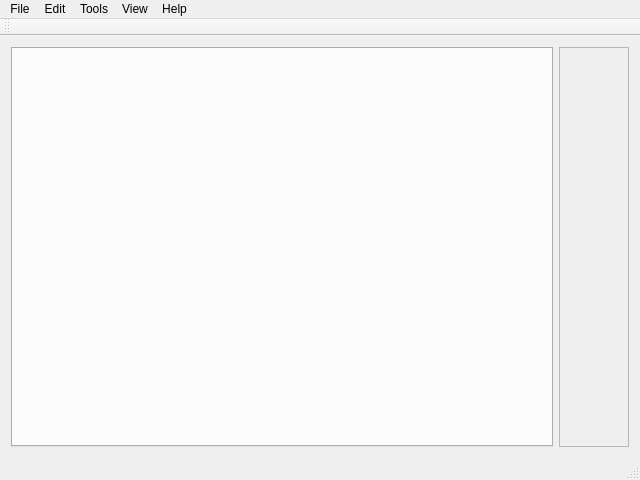
skatrak/Flat-Mesher, file forms/MainWindow.ui: the form before one commit.
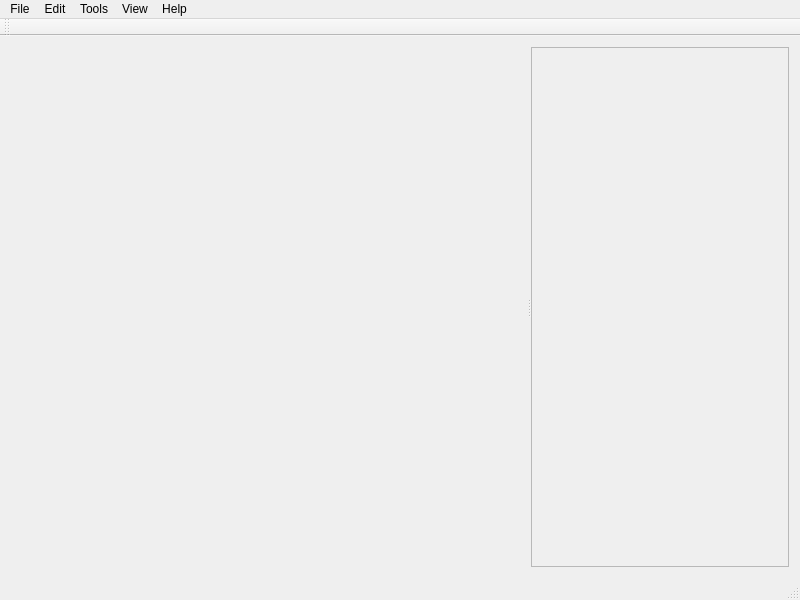
The form after the commit. Icons and pictures are not drawn.

Diff of the .ui file:
```diff
--- a/forms/MainWindow.ui
+++ b/forms/MainWindow.ui
@@ -6,8 +6,8 @@
    <rect>
     <x>0</x>
     <y>0</y>
-    <width>640</width>
-    <height>480</height>
+    <width>800</width>
+    <height>600</height>
    </rect>
   </property>
   <property name="minimumSize">
@@ -22,6 +22,10 @@
   <widget class="QWidget" name="centralWidget">
    <layout class="QHBoxLayout" name="horizontalLayout_2">
     <item>
+     <widget class="QSplitter" name="splitter">
+      <property name="orientation">
+       <enum>Qt::Horizontal</enum>
+      </property>
      <widget class="QTabWidget" name="planSet">
       <property name="sizePolicy">
        <sizepolicy hsizetype="Expanding" vsizetype="Expanding">
@@ -32,12 +36,19 @@
       <property name="currentIndex">
        <number>-1</number>
       </property>
-     </widget>
-    </item>
-    <item>
+       <property name="documentMode">
+        <bool>true</bool>
+       </property>
+       <property name="tabsClosable">
+        <bool>true</bool>
+       </property>
+       <property name="movable">
+        <bool>true</bool>
+       </property>
+      </widget>
      <widget class="QScrollArea" name="scrollArea">
       <property name="sizePolicy">
-       <sizepolicy hsizetype="Preferred" vsizetype="Expanding">
+        <sizepolicy hsizetype="Expanding" vsizetype="Expanding">
         <horstretch>0</horstretch>
         <verstretch>0</verstretch>
        </sizepolicy>
@@ -82,6 +93,7 @@
        </layout>
       </widget>
      </widget>
+     </widget>
     </item>
    </layout>
   </widget>
@@ -90,7 +102,7 @@
     <rect>
      <x>0</x>
      <y>0</y>
-     <width>640</width>
+     <width>800</width>
      <height>21</height>
     </rect>
    </property>
```
Left out of the diff: 55 changed lines with no effect on the pictures. Lines whose indentation alone changed are shown as unchanged.
